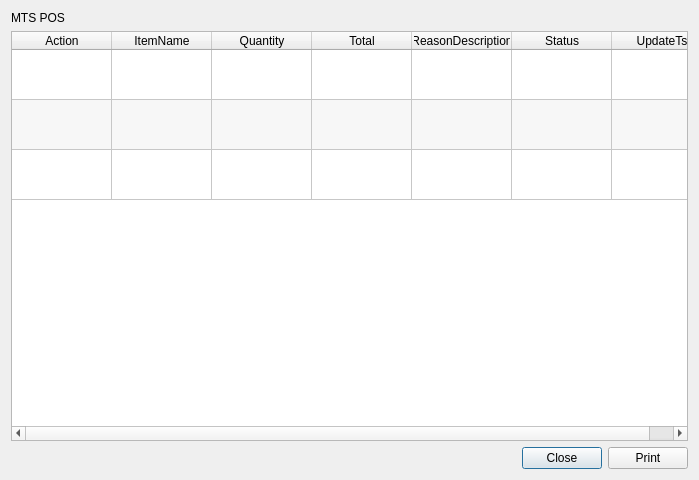
Above: app/views/templates/ViewReceipt.ui from rondalefloyd/mts-pos before the change. Below: the same form after it.
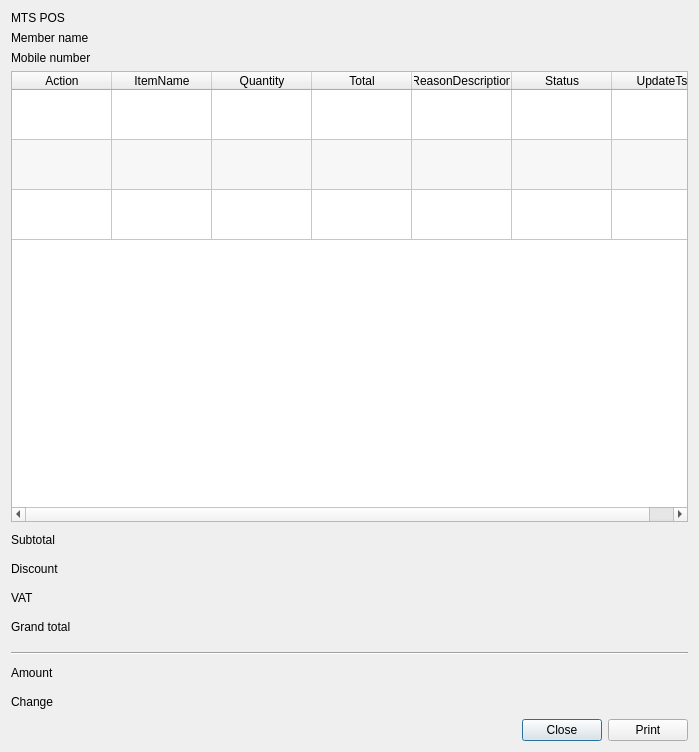
That is the form after the change.

```diff
--- a/app/views/templates/ViewReceipt.ui
+++ b/app/views/templates/ViewReceipt.ui
@@ -7,7 +7,7 @@
     <x>0</x>
     <y>0</y>
     <width>699</width>
-    <height>480</height>
+    <height>752</height>
    </rect>
   </property>
   <property name="windowTitle">
@@ -27,6 +27,44 @@
      </property>
     </widget>
    </item>
+   <item>
+    <layout class="QFormLayout" name="formLayout_3">
+     <item row="0" column="0">
+      <widget class="QLabel" name="label_5">
+       <property name="text">
+        <string>Member name</string>
+       </property>
+      </widget>
+     </item>
+     <item row="0" column="1">
+      <widget class="QLabel" name="labelMemberName">
+       <property name="text">
+        <string>&lt;MemberName&gt;</string>
+       </property>
+       <property name="alignment">
+        <set>Qt::AlignRight|Qt::AlignTrailing|Qt::AlignVCenter</set>
+       </property>
+      </widget>
+     </item>
+     <item row="1" column="0">
+      <widget class="QLabel" name="label_9">
+       <property name="text">
+        <string>Mobile number</string>
+       </property>
+      </widget>
+     </item>
+     <item row="1" column="1">
+      <widget class="QLabel" name="labelMobileNumber">
+       <property name="text">
+        <string>&lt;MobileNumber&gt;</string>
+       </property>
+       <property name="alignment">
+        <set>Qt::AlignRight|Qt::AlignTrailing|Qt::AlignVCenter</set>
+       </property>
+      </widget>
+     </item>
+    </layout>
+   </item>
    <item>
     <widget class="QTableWidget" name="tableWidgetData">
      <property name="editTriggers">
@@ -120,6 +158,165 @@
      </column>
     </widget>
    </item>
+   <item>
+    <layout class="QFormLayout" name="formLayout">
+     <item row="0" column="0">
+      <widget class="QLabel" name="label">
+       <property name="text">
+        <string>Subtotal</string>
+       </property>
+      </widget>
+     </item>
+     <item row="0" column="1">
+      <widget class="QLabel" name="labelSubtotal">
+       <property name="font">
+        <font>
+         <pointsize>15</pointsize>
+         <weight>75</weight>
+         <bold>true</bold>
+        </font>
+       </property>
+       <property name="text">
+        <string>&lt;Subtotal&gt;</string>
+       </property>
+       <property name="alignment">
+        <set>Qt::AlignRight|Qt::AlignTrailing|Qt::AlignVCenter</set>
+       </property>
+      </widget>
+     </item>
+     <item row="1" column="0">
+      <widget class="QLabel" name="label_2">
+       <property name="text">
+        <string>Discount</string>
+       </property>
+      </widget>
+     </item>
+     <item row="1" column="1">
+      <widget class="QLabel" name="labelDiscount">
+       <property name="font">
+        <font>
+         <pointsize>15</pointsize>
+         <weight>75</weight>
+         <bold>true</bold>
+        </font>
+       </property>
+       <property name="text">
+        <string>&lt;Discount&gt;</string>
+       </property>
+       <property name="alignment">
+        <set>Qt::AlignRight|Qt::AlignTrailing|Qt::AlignVCenter</set>
+       </property>
+      </widget>
+     </item>
+     <item row="2" column="0">
+      <widget class="QLabel" name="label_3">
+       <property name="text">
+        <string>VAT</string>
+       </property>
+      </widget>
+     </item>
+     <item row="2" column="1">
+      <widget class="QLabel" name="labelTax">
+       <property name="font">
+        <font>
+         <pointsize>15</pointsize>
+         <weight>75</weight>
+         <bold>true</bold>
+        </font>
+       </property>
+       <property name="text">
+        <string>&lt;Tax&gt;</string>
+       </property>
+       <property name="alignment">
+        <set>Qt::AlignRight|Qt::AlignTrailing|Qt::AlignVCenter</set>
+       </property>
+      </widget>
+     </item>
+     <item row="3" column="0">
+      <widget class="QLabel" name="label_4">
+       <property name="text">
+        <string>Grand total</string>
+       </property>
+      </widget>
+     </item>
+     <item row="3" column="1">
+      <widget class="QLabel" name="labelGrandTotal">
+       <property name="font">
+        <font>
+         <pointsize>20</pointsize>
+         <weight>75</weight>
+         <bold>true</bold>
+        </font>
+       </property>
+       <property name="text">
+        <string>&lt;GrandTotal&gt;</string>
+       </property>
+       <property name="alignment">
+        <set>Qt::AlignRight|Qt::AlignTrailing|Qt::AlignVCenter</set>
+       </property>
+      </widget>
+     </item>
+    </layout>
+   </item>
+   <item>
+    <widget class="Line" name="line">
+     <property name="orientation">
+      <enum>Qt::Horizontal</enum>
+     </property>
+    </widget>
+   </item>
+   <item>
+    <layout class="QFormLayout" name="formLayout_2">
+     <item row="0" column="0">
+      <widget class="QLabel" name="label_7">
+       <property name="text">
+        <string>Amount</string>
+       </property>
+      </widget>
+     </item>
+     <item row="0" column="1">
+      <widget class="QLabel" name="labelAmount">
+       <property name="font">
+        <font>
+         <pointsize>15</pointsize>
+         <weight>75</weight>
+         <bold>true</bold>
+        </font>
+       </property>
+       <property name="text">
+        <string>&lt;Amount&gt;</string>
+       </property>
+       <property name="alignment">
+        <set>Qt::AlignRight|Qt::AlignTrailing|Qt::AlignVCenter</set>
+       </property>
+      </widget>
+     </item>
+     <item row="1" column="0">
+      <widget class="QLabel" name="label_8">
+       <property name="text">
+        <string>Change</string>
+       </property>
+      </widget>
+     </item>
+     <item row="1" column="1">
+      <widget class="QLabel" name="labelChange">
+       <property name="font">
+        <font>
+         <pointsize>15</pointsize>
+         <weight>75</weight>
+         <bold>true</bold>
+        </font>
+       </property>
+       <property name="text">
+        <string>&lt;Change&gt;</string>
+       </property>
+       <property name="alignment">
+        <set>Qt::AlignRight|Qt::AlignTrailing|Qt::AlignVCenter</set>
+       </property>
+      </widget>
+     </item>
+    </layout>
+   </item>
    <item>
     <layout class="QHBoxLayout" name="horizontalLayout">
      <item>
```
